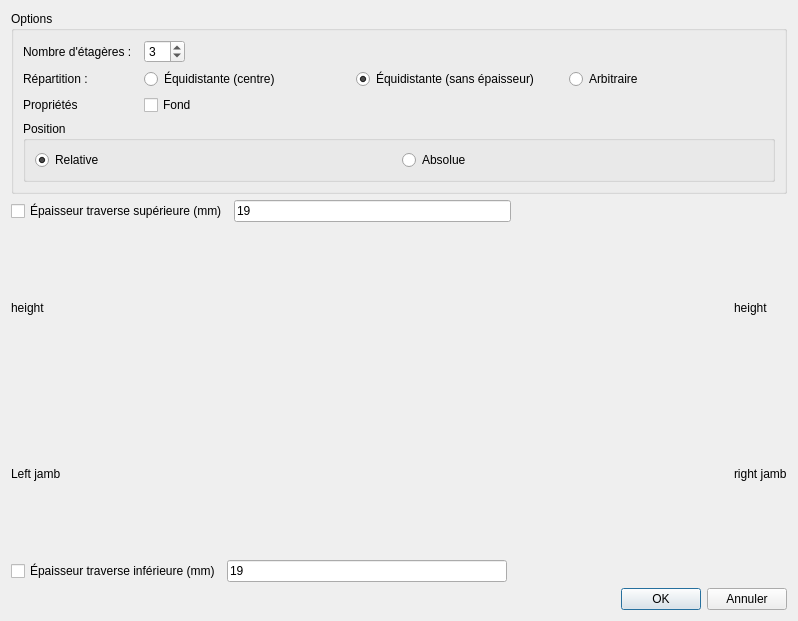
The window that Add_Several_Tab.ui (Matt-Kron/FreeCAD_BespokeFurniture) describes before a commit, drawn with Qt 5.
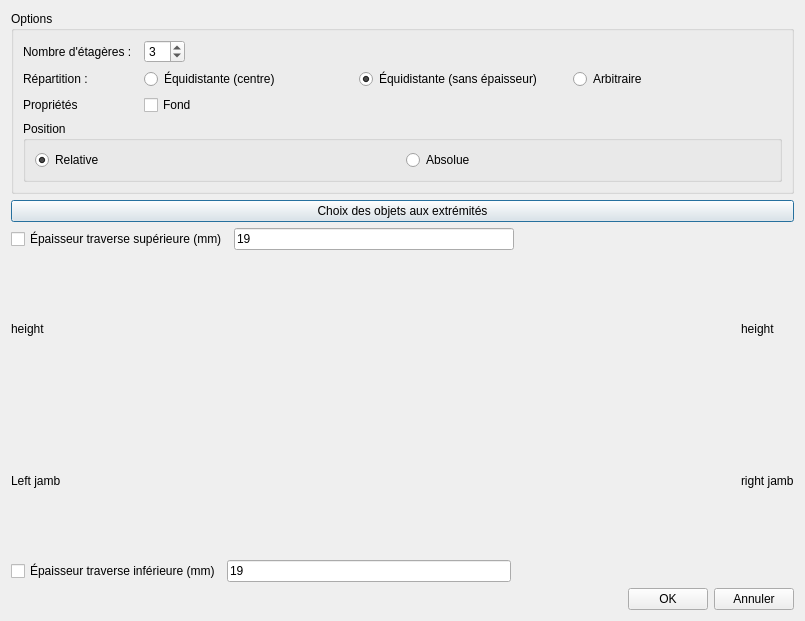
The same window after the commit.

Patch:
```diff
--- a/Add_Several_Tab.ui
+++ b/Add_Several_Tab.ui
@@ -6,7 +6,7 @@
    <rect>
     <x>0</x>
     <y>0</y>
-    <width>798</width>
+    <width>805</width>
     <height>621</height>
    </rect>
   </property>
@@ -148,6 +148,13 @@
      </layout>
     </widget>
    </item>
+   <item>
+    <widget class="QPushButton" name="pushButton_extObj">
+     <property name="text">
+      <string>Choix des objets aux extrémités</string>
+     </property>
+    </widget>
+   </item>
    <item>
     <layout class="QHBoxLayout" name="horizontalLayout_3">
      <item>
```
